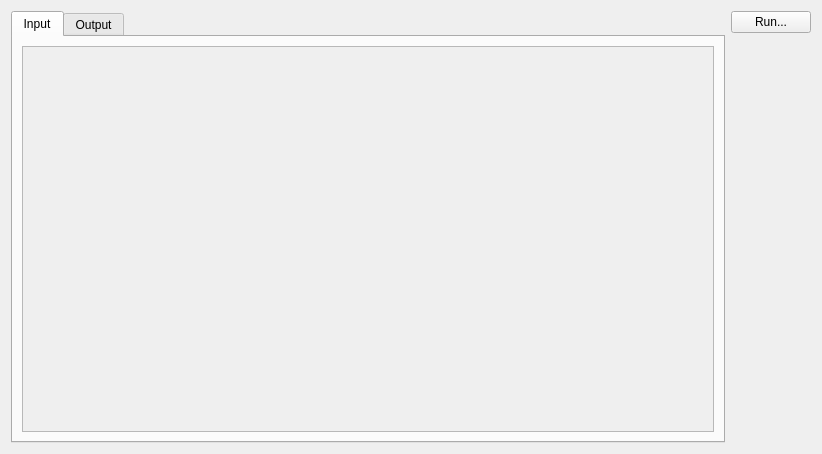
Above: src/workbench/analysisform.ui from hkroeger/insightcae before the change. Below: the same form after it.
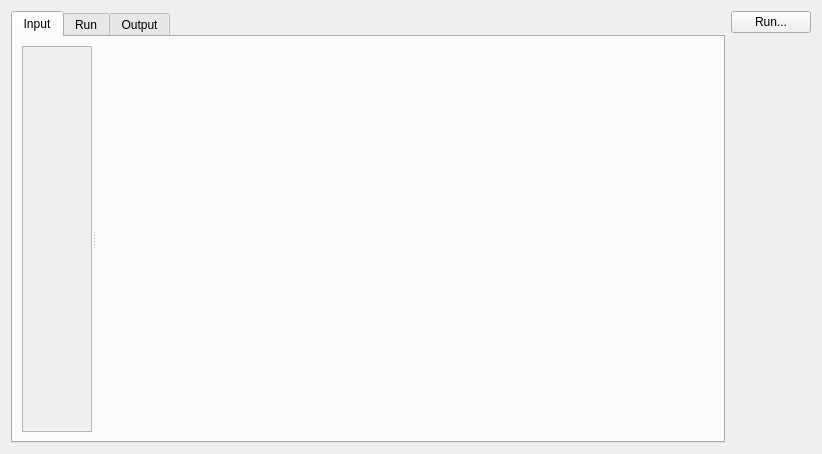
That is the form after the change. The open tabs and pages were chosen to show the change.

The edit to the form file:
```diff
--- a/src/workbench/analysisform.ui
+++ b/src/workbench/analysisform.ui
@@ -22,6 +22,10 @@
       </attribute>
       <layout class="QVBoxLayout" name="verticalLayout_2">
        <item>
+        <widget class="QSplitter" name="splitter">
+         <property name="orientation">
+          <enum>Qt::Horizontal</enum>
+         </property>
         <widget class="QScrollArea" name="scrollArea">
          <property name="widgetResizable">
           <bool>true</bool>
@@ -31,15 +35,23 @@
            <rect>
             <x>0</x>
             <y>0</y>
-            <width>685</width>
-            <height>383</height>
+             <width>70</width>
+             <height>402</height>
            </rect>
           </property>
          </widget>
         </widget>
+         <widget class="QWidget" name="widget" native="true"/>
+        </widget>
        </item>
       </layout>
      </widget>
+     <widget class="QWidget" name="runTab">
+      <attribute name="title">
+       <string>Run</string>
+      </attribute>
+      <layout class="QVBoxLayout" name="verticalLayout_4"/>
+     </widget>
      <widget class="QWidget" name="outputTab">
       <attribute name="title">
        <string>Output</string>
```
Left out of the diff: 6 changed lines with no effect on the pictures. Lines whose indentation alone changed are shown as unchanged.
